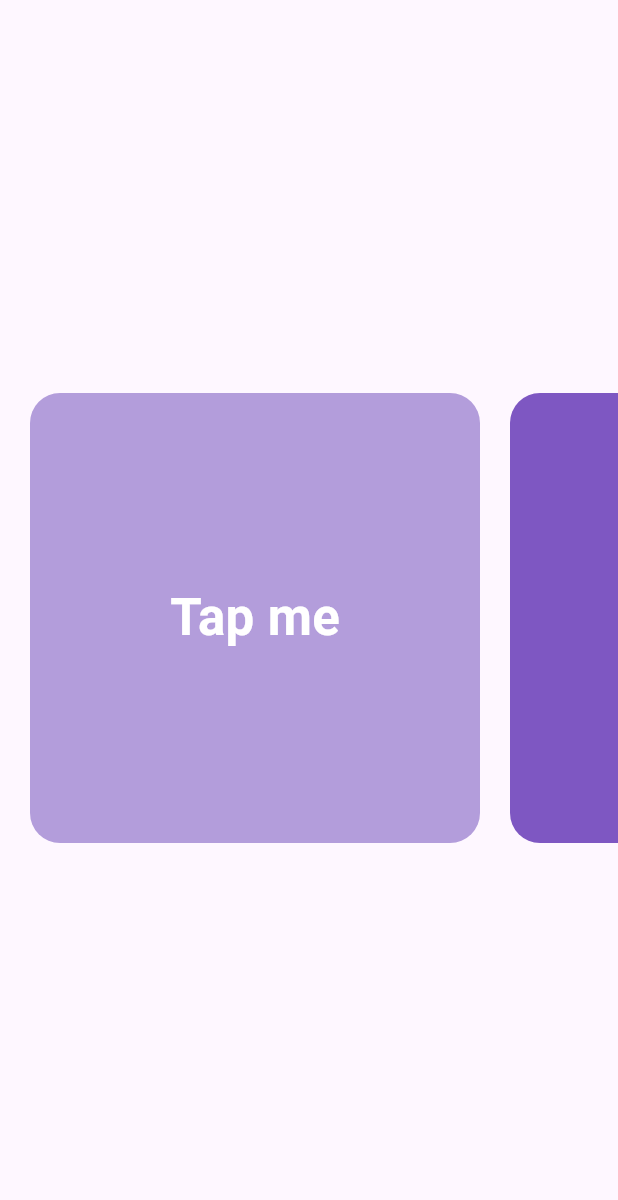
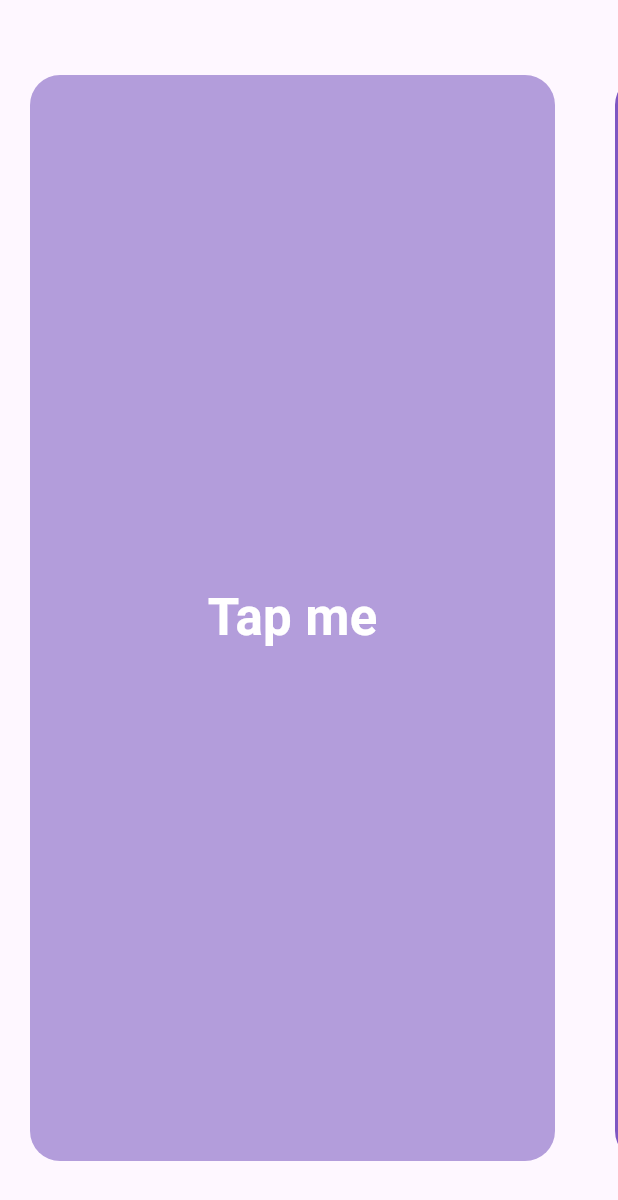
Before and after one commit to ikhela-04KK/hour_learning_flutter, a Flutter app: the screen it shows after launch, on a phone screen of 412 x 824 dp. Shown: the top 1200 px of the screen. Run offline on Flutter 3.47's test engine with Material 3 defaults, Android fonts, the phone set to English and light mode, and no system bars; Roboto replaces fonts that are missing (JetBrainMono).

Commit message:
padding + optimize main dart

```diff
--- a/lib/main.dart
+++ b/lib/main.dart
@@ -1,17 +1,31 @@
 // ignore_for_file: prefer_const_constructors, prefer_const_constructors_in_immutables
 
 import 'package:flutter/material.dart';
-import 'package:flutter/rendering.dart';
+import 'w_container/TapMe.dart';
 
 void main() {
   runApp(MyApp());
 }
 
 class MyApp extends StatelessWidget {
+
+  final List<Color> colors =  [
+    Colors.deepPurple[200]!,
+    Colors.deepPurple[400]!,
+    Colors.deepPurple[700]! ,
+  ];
+  final List<String> names = [
+    "Laura",
+    "Mackenzie",
+    "Stanislas"
+  ];
+
+
+
+
   MyApp({super.key});
 
   // crée des listes à la demande oubien liste personnalisé
-  List names = ["Laura", "Mackenzie", "Stanislas"];
 
   @override
   Widget build(BuildContext context) {
@@ -150,92 +164,108 @@ class MyApp extends StatelessWidget {
           //     )
           //   ],
           //   ),
+          // body: ListView(
+          //   scrollDirection: Axis.horizontal,
+          //   children: <Widget>[
+          //     SizedBox(
+          //       width: 20
+          //     ),
+          //     Center(
+          //       child: GestureDetector(
+          //         onTap: () {
+          //           print("on tap");
+          //         },
+          //         child: Container(
+          //           decoration: BoxDecoration(
+          //               color: Colors.deepPurple[200],
+          //               borderRadius: BorderRadius.circular(20)),
+          //           height: 300,
+          //           width: 300,
+          //           child: Center(
+          //             child: Text(
+          //               "Tap me",
+          //               style: TextStyle(
+          //                 color: Colors.white,
+          //                 fontFamily: "JetBrainMono",
+          //                 fontSize: 34,
+          //                 fontWeight: FontWeight.w600,
+          //               ),
+          //             ),
+          //           ),
+          //         ),
+          //       ),
+          //     ),
+          //     SizedBox(width: 20),
+          //     Center(
+          //       child: GestureDetector(
+          //         onTap: () {
+          //           print("on tap");
+          //         },
+          //         child: Container(
+          //           decoration: BoxDecoration(
+          //             color: Colors.deepPurple[400],
+          //             borderRadius: BorderRadius.circular(20)
+          //           ),
+          //           height: 300,
+          //           width: 300,
+          //           child: Center(
+          //             child: Text(
+          //               "Tap me",
+          //               style: TextStyle(
+          //                 color: Colors.white,
+          //                 fontFamily: "JetBrainMono",
+          //                 fontSize: 34,
+          //                 fontWeight: FontWeight.w600,
+          //               ),
+          //             ),
+          //           ),
+          //         ),
+          //       ),
+          //     ),
+          //     SizedBox(width: 20),
+          //     Center(
+          //       child: GestureDetector(
+          //         onTap: () {
+          //           print("on tap");
+          //         },
+          //         child: Container(
+          //           decoration: BoxDecoration(
+          //               color: Colors.deepPurple[700],
+          //               borderRadius: BorderRadius.circular(20)
+          //           ),
+          //           height: 300,
+          //           width: 300,
+          //           child: Center(
+          //             child: Text(
+          //               "Tap me",
+          //               style: TextStyle(
+          //                 color: Colors.white,
+          //                 fontFamily: "JetBrainMono",
+          //                 fontSize: 34,
+          //                 fontWeight: FontWeight.w600,
+          //               ),
+          //             ),
+          //           ),
+          //         ),
+          //       ),
+          //     ),
+          //     SizedBox(width: 20),
+          //   ],
+          // ),
           body: ListView(
             scrollDirection: Axis.horizontal,
             children: <Widget>[
-              SizedBox(
-                width: 20
-              ),
-              Center(
-                child: GestureDetector(
-                  onTap: () {
-                    print("on tap");
-                  },
-                  child: Container(
-                    decoration: BoxDecoration(
-                        color: Colors.deepPurple[200],
-                        borderRadius: BorderRadius.circular(20)),
-                    height: 300,
-                    width: 300,
-                    child: Center(
-                      child: Text(
-                        "Tap me",
-                        style: TextStyle(
-                          color: Colors.white,
-                          fontFamily: "JetBrainMono",
-                          fontSize: 34,
-                          fontWeight: FontWeight.w600,
-                        ),
-                      ),
-                    ),
+              for(Color color in colors)
+                Padding(
+                  padding: EdgeInsets.symmetric(horizontal: 20, vertical: 50),
+                  child: TapMe(
+                    color: color,
+                    onTap: (){
+                      print("on tap");
+                    },
                   ),
-                ),
-              ),
-              SizedBox(width: 20),
-              Center(
-                child: GestureDetector(
-                  onTap: () {
-                    print("on tap");
-                  },
-                  child: Container(
-                    decoration: BoxDecoration(
-                      color: Colors.deepPurple[400],
-                      borderRadius: BorderRadius.circular(20)
-                    ),
-                    height: 300,
-                    width: 300,
-                    child: Center(
-                      child: Text(
-                        "Tap me",
-                        style: TextStyle(
-                          color: Colors.white,
-                          fontFamily: "JetBrainMono",
-                          fontSize: 34,
-                          fontWeight: FontWeight.w600,
-                        ),
-                      ),
-                    ),
-                  ),
-                ),
-              ),
-              SizedBox(width: 20),
-              Center(
-                child: GestureDetector(
-                  onTap: () {
-                    print("on tap");
-                  },
-                  child: Container(
-                    decoration: BoxDecoration(
-                        color: Colors.deepPurple[700],
-                        borderRadius: BorderRadius.circular(20)
-                    ),
-                    height: 300,
-                    width: 300,
-                    child: Center(
-                      child: Text(
-                        "Tap me",
-                        style: TextStyle(
-                          color: Colors.white,
-                          fontFamily: "JetBrainMono",
-                          fontSize: 34,
-                          fontWeight: FontWeight.w600,
-                        ),
-                      ),
-                    ),
-                  ),
-                ),
-              ),
-              SizedBox(width: 20),
+                )
+
             ],
           ),
         ));
--- /dev/null
+++ b/lib/w_container/TapMe.dart
@@ -0,0 +1,42 @@
+// ce widget permet de créer des container automatique
+
+// ignore_for_file: prefer_const_constructors
+
+import 'package:flutter/material.dart';
+
+class TapMe extends StatelessWidget{
+  final Color? color;
+  final void Function()? onTap;
+
+  const TapMe({
+    super.key,
+    this.color,
+    this.onTap,
+  });
+
+  @override
+  Widget build(BuildContext context) {
+    return GestureDetector(
+      onTap: onTap,
+      child: Container(
+        decoration: BoxDecoration(
+          color: color,
+          borderRadius: BorderRadius.circular(20),
+        ),
+        height: 300,
+        width: 350,
+        child: Center(
+          child: Text(
+            "Tap me",
+            style: TextStyle(
+              color: Colors.white,
+              fontFamily: "JetBrainMono",
+              fontSize: 34,
+              fontWeight: FontWeight.w600,
+            ),
+          ),
+        ),
+      ),
+    );
+  }
+}
```
